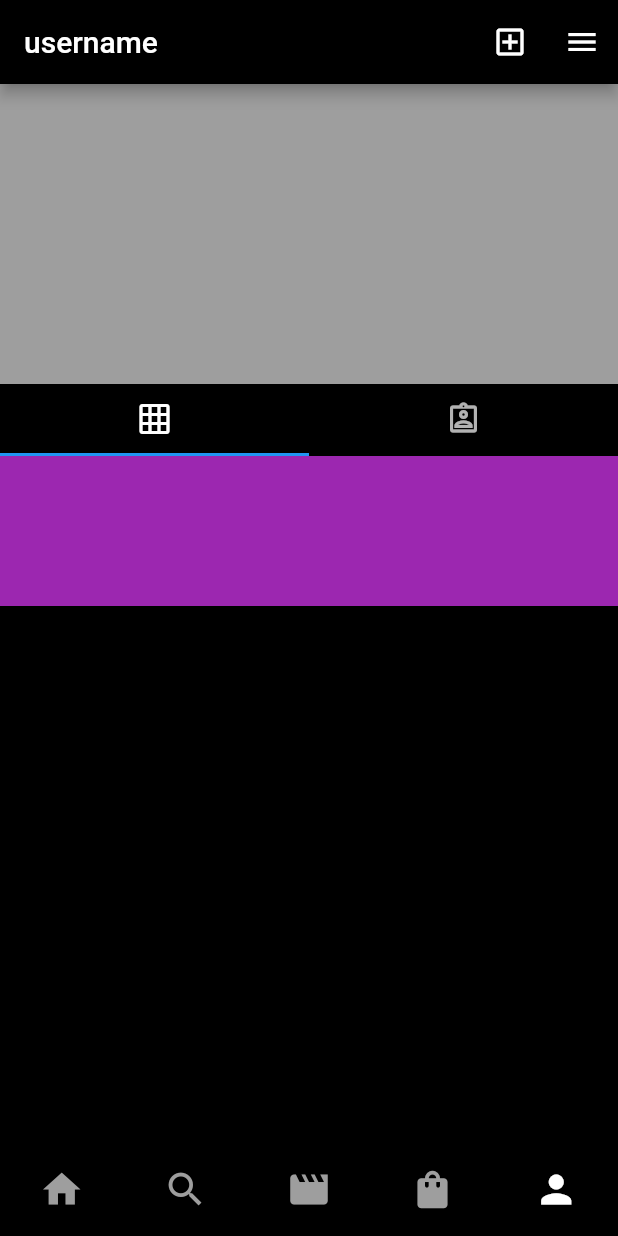
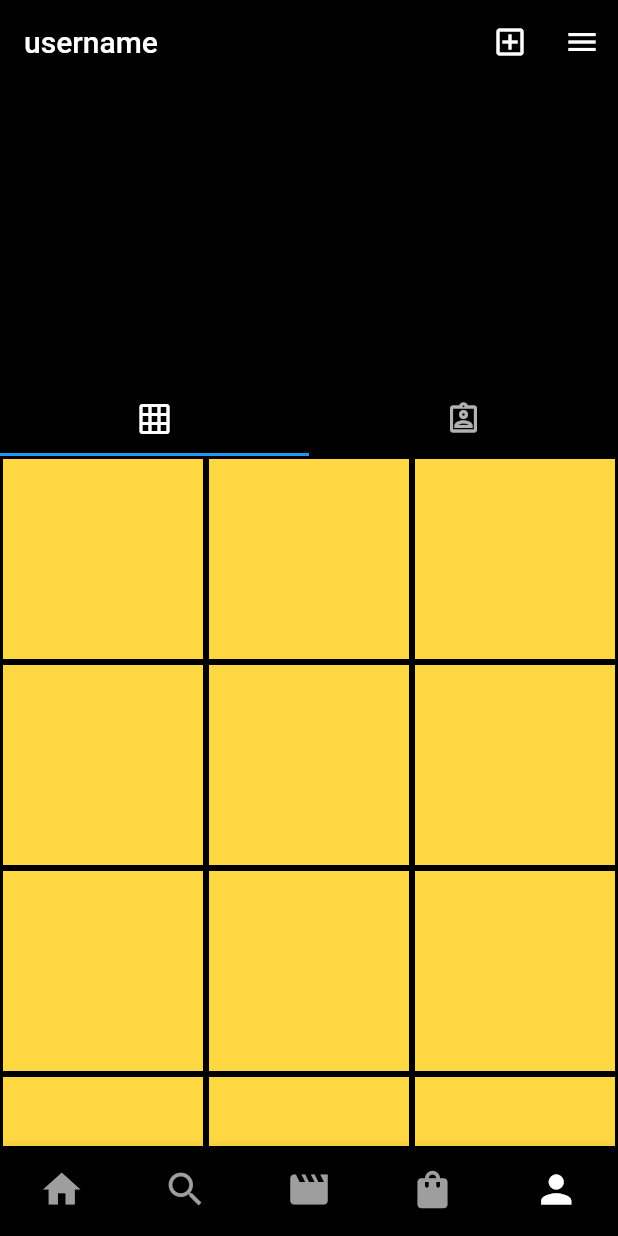
Before and after one commit to onurcny/flutter_instagram_clone, a Flutter app: the screen it shows after launch, item 5 of the bottom bar chosen, on a phone screen of 412 x 824 dp. Run offline on Flutter 3.47's test engine with Material 2 defaults, Android fonts, the phone set to English and light mode, and no system bars.

Commit message:
-profile page updated. -share page added.

```diff
--- a/lib/pages/profile/profile_info.dart
+++ b/lib/pages/profile/profile_info.dart
@@ -12,7 +12,6 @@ class _ProfileInfoState extends State<ProfileInfo> {
   Widget build(BuildContext context) {
     return Container(
       height: 200,
-      color: Colors.grey,
     );
   }
 }
--- a/lib/pages/profile/profile_page.dart
+++ b/lib/pages/profile/profile_page.dart
@@ -1,6 +1,9 @@
 import 'package:flutter/material.dart';
 import 'package:instagram_flutter/pages/profile/profile_info.dart';
 import 'package:instagram_flutter/pages/profile/profile_posts.dart';
+import 'package:instagram_flutter/pages/share/share_page.dart';
+import 'package:instagram_flutter/widgets/post/post_small.dart';
+import 'package:instagram_flutter/widgets/story/main_stories.dart';
 
 class ProfilePage extends StatefulWidget {
   const ProfilePage({ Key? key }) : super(key: key);
@@ -9,21 +12,82 @@ class ProfilePage extends StatefulWidget {
   _ProfilePageState createState() => _ProfilePageState();
 }
 
-class _ProfilePageState extends State<ProfilePage> {
+class _ProfilePageState extends State<ProfilePage> with SingleTickerProviderStateMixin{
+  late TabController _controller;
+  bool _stories = false;
+
+  @override
+  void initState() {
+    super.initState();
+    _controller = new TabController(length: 2, vsync: this);
+  }
+
   @override
   Widget build(BuildContext context) {
     return Scaffold(
       appBar: AppBar(
         title: Text('username'),
         actions: [
-          IconButton(onPressed: (){}, icon: Icon(Icons.add_box_outlined)),
-          IconButton(onPressed: (){}, icon: Icon(Icons.menu)),
+          IconButton(
+            onPressed: (){
+              Navigator.of(context).push(MaterialPageRoute(builder: (context) => SharePage()));
+            },
+            icon: Icon(Icons.add_box_outlined),
+          ),
+          IconButton(
+            onPressed: (){
+              setState(() {
+                _stories = !_stories;
+              });
+            },
+            icon: Icon(Icons.menu)
+          ),
         ],
       ),
       body: Column(
         children: [
           ProfileInfo(),
-          ProfilePosts(),
+          _stories?MainStories():Container(),
+          TabBar(
+            controller: _controller,
+            tabs: [
+              Tab(
+                icon: const Icon(Icons.grid_on),
+              ),
+              Tab(
+                icon: const Icon(Icons.assignment_ind_outlined),
+              ),
+            ],
+          ),
+          Expanded(
+            child: LayoutBuilder(
+              builder: (BuildContext context, BoxConstraints constraints) {
+                return Container(
+                  height: constraints.constrainWidth(),
+                  child: TabBarView(
+                    controller: _controller,
+                    children: [
+                      ProfilePosts(),
+                      ProfilePosts(),
+                    ],
+                  ),
+                );
+              }
+            ),
+          ),
+          // Expanded(
+          //   key: _expandedKey,
+          //   child: Container(
+          //     height: _expandedKey.currentContext?.size?.height??100,
+          //     child: TabBarView(
+          //       controller: _controller,
+          //       children: [
+          //         ProfilePosts(),
+          //         Center(child: PostSmall()),
+          //       ],
+          //     ),
+          //   ),
+          // ),
         ],
       ),
     );
--- a/lib/pages/profile/profile_posts.dart
+++ b/lib/pages/profile/profile_posts.dart
@@ -8,37 +8,31 @@ class ProfilePosts extends StatefulWidget {
   _ProfilePostsState createState() => _ProfilePostsState();
 }
 
-class _ProfilePostsState extends State<ProfilePosts> with SingleTickerProviderStateMixin{
-  late TabController _controller;
+class _ProfilePostsState extends State<ProfilePosts>{
 
   @override
-  void initState() {
-    super.initState();
-    _controller = new TabController(length: 2, vsync: this);
-  }
-  @override
   Widget build(BuildContext context) {
-    return Column(
+    return ListView(
       children: [
-        TabBar(
-          controller: _controller,
-          tabs: [
-            Tab(
-              icon: const Icon(Icons.grid_on),
-            ),
-            Tab(
-              icon: const Icon(Icons.assignment_ind_outlined),
-            ),
-          ],
-        ),
-        Container(
-          height: 100,
-          color: Colors.purple,
-          child: TabBarView(
-            controller: _controller,
+        Align(
+          alignment: Alignment.topLeft,
+          child: Wrap(
             children: [
-              Center(),
-              Center(),
+              PostSmall(),
+              PostSmall(),
+              PostSmall(),
+              PostSmall(),
+              PostSmall(),
+              PostSmall(),
+              PostSmall(),
+              PostSmall(),
+              PostSmall(),
+              PostSmall(),
+              PostSmall(),
+              PostSmall(),
+              PostSmall(),
+              PostSmall(),
+              PostSmall(),
             ],
           ),
         ),
```
Also changed, not shown: lib/pages/main/main_page.dart (+7 -1 lines), lib/pages/share/share_page.dart (added, +32 -0 lines).
